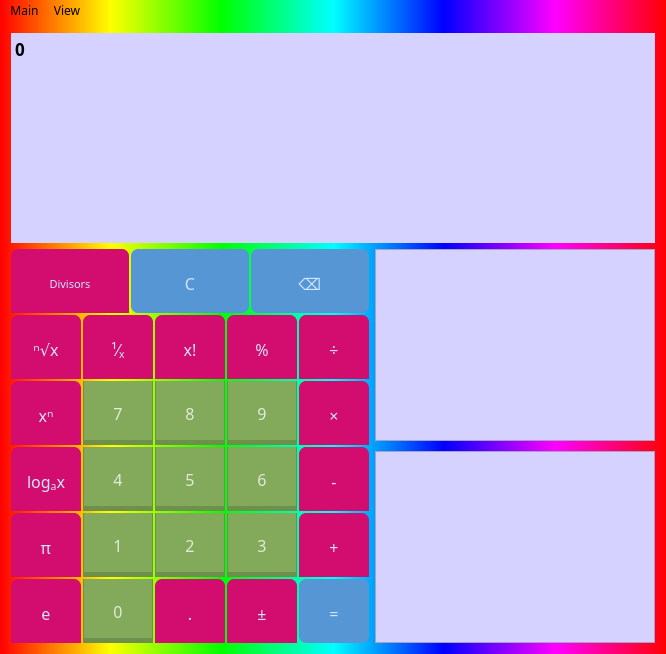
Old version of the form main.ui in the repository almax07082005/Calculator.
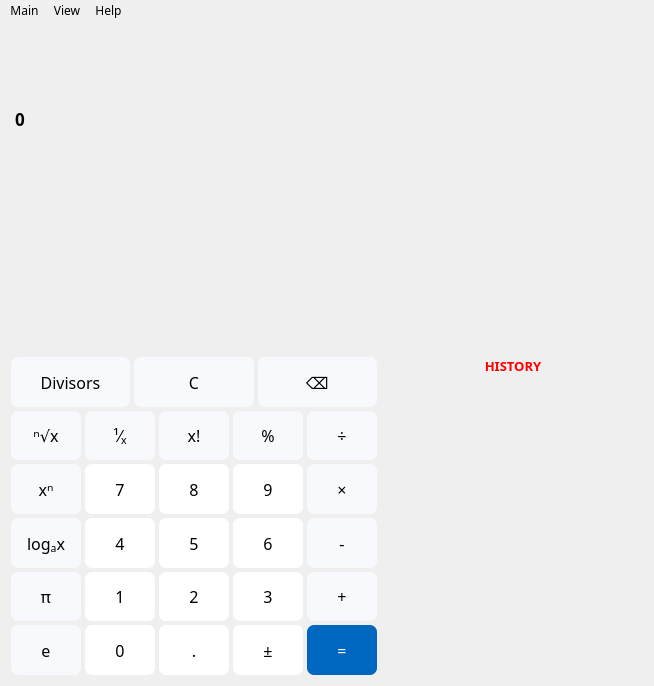
New version of the form.

```diff
--- a/main.ui
+++ b/main.ui
@@ -9,8 +9,8 @@
    <rect>
     <x>0</x>
     <y>0</y>
-    <width>666</width>
-    <height>654</height>
+    <width>654</width>
+    <height>686</height>
    </rect>
   </property>
   <property name="sizePolicy">
@@ -29,7 +29,7 @@
    <string>Calculator</string>
   </property>
   <property name="styleSheet">
-   <string notr="true">background-color: qlineargradient(spread:pad, x1:0, y1:0, x2:1, y2:0, stop:0 rgba(255, 0, 0, 255), stop:0.166 rgba(255, 255, 0, 255), stop:0.333 rgba(0, 255, 0, 255), stop:0.5 rgba(0, 255, 255, 255), stop:0.666 rgba(0, 0, 255, 255), stop:0.833 rgba(255, 0, 255, 255), stop:1 rgba(255, 0, 0, 255));</string>
+   <string notr="true"/>
   </property>
   <widget class="QWidget" name="centralwidget">
    <layout class="QGridLayout" name="gridLayout_2">
@@ -45,10 +45,135 @@
     <property name="bottomMargin">
      <number>11</number>
     </property>
+    <item row="1" column="1">
+     <layout class="QVBoxLayout" name="Aditional">
+      <property name="spacing">
+       <number>10</number>
+      </property>
+      <item>
+       <widget class="QLabel" name="label">
+        <property name="text">
+         <string>&lt;html&gt;&lt;head/&gt;&lt;body&gt;&lt;p align=&quot;center&quot;&gt;&lt;span style=&quot; font-weight:600; color:#ff0000;&quot;&gt;HISTORY&lt;/span&gt;&lt;/p&gt;&lt;/body&gt;&lt;/html&gt;</string>
+        </property>
+       </widget>
+      </item>
+      <item>
+       <widget class="QTextBrowser" name="history">
+        <property name="minimumSize">
+         <size>
+          <width>230</width>
+          <height>85</height>
+         </size>
+        </property>
+        <property name="styleSheet">
+         <string notr="true">background-color: rgb(240, 240, 240);
+border-style: none;</string>
+        </property>
+       </widget>
+      </item>
+     </layout>
+    </item>
+    <item row="0" column="0" colspan="2">
+     <layout class="QVBoxLayout" name="Main">
+      <property name="spacing">
+       <number>0</number>
+      </property>
+      <item>
+       <widget class="QTextBrowser" name="second_screen">
+        <property name="maximumSize">
+         <size>
+          <width>16777215</width>
+          <height>70</height>
+         </size>
+        </property>
+        <property name="font">
+         <font>
+          <family>Cascadia Mono</family>
+          <pointsize>10</pointsize>
+         </font>
+        </property>
+        <property name="styleSheet">
+         <string notr="true">background-color: rgb(240, 240, 240);
+border-style: none;
+color: rgb(100, 100, 100);</string>
+        </property>
+       </widget>
+      </item>
+      <item>
+       <widget class="QTextBrowser" name="screen">
+        <property name="sizePolicy">
+         <sizepolicy hsizetype="Expanding" vsizetype="MinimumExpanding">
+          <horstretch>0</horstretch>
+          <verstretch>0</verstretch>
+         </sizepolicy>
+        </property>
+        <property name="minimumSize">
+         <size>
+          <width>0</width>
+          <height>0</height>
+         </size>
+        </property>
+        <property name="font">
+         <font>
+          <family>Cascadia Mono</family>
+          <pointsize>13</pointsize>
+          <weight>75</weight>
+          <bold>true</bold>
+         </font>
+        </property>
+        <property name="cursor" stdset="0">
+         <cursorShape>ArrowCursor</cursorShape>
+        </property>
+        <property name="layoutDirection">
+         <enum>Qt::LeftToRight</enum>
+        </property>
+        <property name="autoFillBackground">
+         <bool>false</bool>
+        </property>
+        <property name="styleSheet">
+         <string notr="true">background-color: rgb(240, 240, 240);
+border-style: none;</string>
+        </property>
+        <property name="sizeAdjustPolicy">
+         <enum>QAbstractScrollArea::AdjustIgnored</enum>
+        </property>
+        <property name="readOnly">
+         <bool>true</bool>
+        </property>
+        <property name="html">
+         <string>&lt;!DOCTYPE HTML PUBLIC &quot;-//W3C//DTD HTML 4.0//EN&quot; &quot;http://www.w3.org/TR/REC-html40/strict.dtd&quot;&gt;
+&lt;html&gt;&lt;head&gt;&lt;meta name=&quot;qrichtext&quot; content=&quot;1&quot; /&gt;&lt;style type=&quot;text/css&quot;&gt;
+p, li { white-space: pre-wrap; }
+&lt;/style&gt;&lt;/head&gt;&lt;body style=&quot; font-family:'Cascadia Mono','Cascadia Mono'; font-size:13pt; font-weight:600; font-style:normal;&quot;&gt;
+&lt;p style=&quot; margin-top:0px; margin-bottom:0px; margin-left:0px; margin-right:0px; -qt-block-indent:0; text-indent:0px;&quot;&gt;&lt;span style=&quot; font-family:'Cascadia Mono';&quot;&gt;0&lt;/span&gt;&lt;/p&gt;&lt;/body&gt;&lt;/html&gt;</string>
+        </property>
+        <property name="tabStopWidth">
+         <number>80</number>
+        </property>
+       </widget>
+      </item>
+      <item>
+       <widget class="QLabel" name="errors">
+        <property name="font">
+         <font>
+          <family>Cascadia Mono</family>
+          <pointsize>9</pointsize>
+         </font>
+        </property>
+        <property name="styleSheet">
+         <string notr="true"/>
+        </property>
+        <property name="text">
+         <string/>
+        </property>
+       </widget>
+      </item>
+     </layout>
+    </item>
     <item row="1" column="0">
      <layout class="QVBoxLayout" name="Buttons">
       <property name="spacing">
-       <number>2</number>
+       <number>4</number>
       </property>
       <property name="sizeConstraint">
        <enum>QLayout::SetDefaultConstraint</enum>
@@ -59,7 +184,7 @@
       <item>
        <layout class="QHBoxLayout" name="horizontalLayout_2">
         <property name="spacing">
-         <number>2</number>
+         <number>4</number>
         </property>
         <item>
          <widget class="QPushButton" name="button_divisors">
@@ -90,7 +215,7 @@
           <property name="font">
            <font>
             <family>Cascadia Mono</family>
-            <pointsize>8</pointsize>
+            <pointsize>12</pointsize>
            </font>
           </property>
           <property name="toolTip">
@@ -98,13 +223,8 @@
           </property>
           <property name="styleSheet">
            <string notr="true">QPushButton {
-	background-color: rgb(211, 12, 112);
-	border: none;
-	padding-top: 5px;
-	color: rgb(205, 231, 255);
+	background-color: rgb(248, 249, 252);
 	border-radius: 7px;
-	border-bottom-left-radius: 0px;
-	border-bottom-right-radius: 0px;
 }
 QPushButton:hover {
 	background-color: rgb(227, 12, 123);
@@ -161,10 +281,7 @@
           </property>
           <property name="styleSheet">
            <string notr="true">QPushButton {
-	background-color: rgb(87, 150, 212);
-	border: none;
-	padding-top: 5px;
-	color: rgb(205, 231, 255);
+	background-color: rgb(248, 249, 252);
 	border-radius: 7px;
 }
 QPushButton:hover {
@@ -219,10 +336,7 @@
           </property>
           <property name="styleSheet">
            <string notr="true">QPushButton {
-	background-color: rgb(87, 150, 212);
-	border: none;
-	padding-top: 5px;
-	color: rgb(205, 231, 255);
+	background-color: rgb(248, 249, 252);
 	border-radius: 7px;
 }
 QPushButton:hover {
@@ -245,7 +359,7 @@
       <item>
        <layout class="QHBoxLayout" name="horizontalLayout_7">
         <property name="spacing">
-         <number>2</number>
+         <number>4</number>
         </property>
         <item>
          <widget class="QPushButton" name="button_root">
@@ -284,13 +398,8 @@
           </property>
           <property name="styleSheet">
            <string notr="true">QPushButton {
-	background-color: rgb(211, 12, 112);
-	border: none;
-	padding-top: 5px;
-	color: rgb(205, 231, 255);
+	background-color: rgb(248, 249, 252);
 	border-radius: 7px;
-	border-bottom-left-radius: 0px;
-	border-bottom-right-radius: 0px;
 }
 QPushButton:hover {
 	background-color: rgb(227, 12, 123);
@@ -344,13 +453,8 @@
           </property>
           <property name="styleSheet">
            <string notr="true">QPushButton {
-	background-color: rgb(211, 12, 112);
-	border: none;
-	padding-top: 5px;
-	color: rgb(205, 231, 255);
+	background-color: rgb(248, 249, 252);
 	border-radius: 7px;
-	border-bottom-left-radius: 0px;
-	border-bottom-right-radius: 0px;
 }
 QPushButton:hover {
 	background-color: rgb(227, 12, 123);
@@ -404,13 +508,8 @@
           </property>
           <property name="styleSheet">
            <string notr="true">QPushButton {
-	background-color: rgb(211, 12, 112);
-	border: none;
-	padding-top: 5px;
-	color: rgb(205, 231, 255);
+	background-color: rgb(248, 249, 252);
 	border-radius: 7px;
-	border-bottom-left-radius: 0px;
-	border-bottom-right-radius: 0px;
 }
 QPushButton:hover {
 	background-color: rgb(227, 12, 123);
@@ -464,13 +563,8 @@
           </property>
           <property name="styleSheet">
            <string notr="true">QPushButton {
-	background-color: rgb(211, 12, 112);
-	border: none;
-	padding-top: 5px;
-	color: rgb(205, 231, 255);
+	background-color: rgb(248, 249, 252);
 	border-radius: 7px;
-	border-bottom-left-radius: 0px;
-	border-bottom-right-radius: 0px;
 }
 QPushButton:hover {
 	background-color: rgb(227, 12, 123);
@@ -524,13 +618,8 @@
           </property>
           <property name="styleSheet">
            <string notr="true">QPushButton {
-	background-color: rgb(211, 12, 112);
-	border: none;
-	padding-top: 5px;
-	color: rgb(205, 231, 255);
+	background-color: rgb(248, 249, 252);
 	border-radius: 7px;
-	border-bottom-left-radius: 0px;
-	border-bottom-right-radius: 0px;
 }
 QPushButton:hover {
 	background-color: rgb(227, 12, 123);
@@ -552,7 +641,7 @@
       <item>
        <layout class="QHBoxLayout" name="horizontalLayout_6">
         <property name="spacing">
-         <number>2</number>
+         <number>4</number>
         </property>
         <item>
          <widget class="QPushButton" name="button_pow">
@@ -591,13 +680,8 @@
           </property>
           <property name="styleSheet">
            <string notr="true">QPushButton {
-	background-color: rgb(211, 12, 112);
-	border: none;
-	padding-top: 5px;
-	color: rgb(205, 231, 255);
+	background-color: rgb(248, 249, 252);
 	border-radius: 7px;
-	border-bottom-left-radius: 0px;
-	border-bottom-right-radius: 0px;
 }
 QPushButton:hover {
 	background-color: rgb(227, 12, 123);
@@ -648,13 +732,8 @@
           </property>
           <property name="styleSheet">
            <string notr="true">QPushButton {
-	background-color: rgb(130, 170, 90);
-	border: none;
-	padding-top: 5px;
-	color: rgb(226, 234, 216);
-	border-left: 1px solid rgb(110, 144, 76);
-	border-right: 1px solid rgb(110, 144, 76);
-	border-bottom: 5px solid rgb(110, 144, 76);
+	background-color: rgb(255, 255, 255);
+	border-radius: 7px;
 }
 QPushButton:hover {
 	background-color: rgb(138, 181, 96);
@@ -713,13 +792,8 @@
           </property>
           <property name="styleSheet">
            <string notr="true">QPushButton {
-	background-color: rgb(130, 170, 90);
-	border: none;
-	padding-top: 5px;
-	color: rgb(226, 234, 216);
-	border-left: 1px solid rgb(110, 144, 76);
-	border-right: 1px solid rgb(110, 144, 76);
-	border-bottom: 5px solid rgb(110, 144, 76);
+	background-color: rgb(255, 255, 255);
+	border-radius: 7px;
 }
 QPushButton:hover {
 	background-color: rgb(138, 181, 96);
@@ -778,13 +852,8 @@
           </property>
           <property name="styleSheet">
            <string notr="true">QPushButton {
-	background-color: rgb(130, 170, 90);
-	border: none;
-	padding-top: 5px;
-	color: rgb(226, 234, 216);
-	border-left: 1px solid rgb(110, 144, 76);
-	border-right: 1px solid rgb(110, 144, 76);
-	border-bottom: 5px solid rgb(110, 144, 76);
+	background-color: rgb(255, 255, 255);
+	border-radius: 7px;
 }
 QPushButton:hover {
 	background-color: rgb(138, 181, 96);
@@ -846,13 +915,8 @@
           </property>
           <property name="styleSheet">
            <string notr="true">QPushButton {
-	background-color: rgb(211, 12, 112);
-	border: none;
-	padding-top: 5px;
-	color: rgb(205, 231, 255);
+	background-color: rgb(248, 249, 252);
 	border-radius: 7px;
-	border-bottom-left-radius: 0px;
-	border-bottom-right-radius: 0px;
 }
 QPushButton:hover {
 	background-color: rgb(227, 12, 123);
@@ -874,7 +938,7 @@
       <item>
        <layout class="QHBoxLayout" name="horizontalLayout_8">
         <property name="spacing">
-         <number>2</number>
+         <number>4</number>
         </property>
         <item>
          <widget class="QPushButton" name="button_log">
@@ -913,13 +977,8 @@
           </property>
           <property name="styleSheet">
            <string notr="true">QPushButton {
-	background-color: rgb(211, 12, 112);
-	border: none;
-	padding-top: 5px;
-	color: rgb(205, 231, 255);
+	background-color: rgb(248, 249, 252);
 	border-radius: 7px;
-	border-bottom-left-radius: 0px;
-	border-bottom-right-radius: 0px;
 }
 QPushButton:hover {
 	background-color: rgb(227, 12, 123);
@@ -970,13 +1029,8 @@
           </property>
           <property name="styleSheet">
            <string notr="true">QPushButton {
-	background-color: rgb(130, 170, 90);
-	border: none;
-	padding-top: 5px;
-	color: rgb(226, 234, 216);
-	border-left: 1px solid rgb(110, 144, 76);
-	border-right: 1px solid rgb(110, 144, 76);
-	border-bottom: 5px solid rgb(110, 144, 76);
+	background-color: rgb(255, 255, 255);
+	border-radius: 7px;
 }
 QPushButton:hover {
 	background-color: rgb(138, 181, 96);
@@ -1035,13 +1089,8 @@
           </property>
           <property name="styleSheet">
            <string notr="true">QPushButton {
-	background-color: rgb(130, 170, 90);
-	border: none;
-	padding-top: 5px;
-	color: rgb(226, 234, 216);
-	border-left: 1px solid rgb(110, 144, 76);
-	border-right: 1px solid rgb(110, 144, 76);
-	border-bottom: 5px solid rgb(110, 144, 76);
+	background-color: rgb(255, 255, 255);
+	border-radius: 7px;
 }
 QPushButton:hover {
 	background-color: rgb(138, 181, 96);
@@ -1100,13 +1149,8 @@
           </property>
           <property name="styleSheet">
            <string notr="true">QPushButton {
-	background-color: rgb(130, 170, 90);
-	border: none;
-	padding-top: 5px;
-	color: rgb(226, 234, 216);
-	border-left: 1px solid rgb(110, 144, 76);
-	border-right: 1px solid rgb(110, 144, 76);
-	border-bottom: 5px solid rgb(110, 144, 76);
+	background-color: rgb(255, 255, 255);
+	border-radius: 7px;
 }
 QPushButton:hover {
 	background-color: rgb(138, 181, 96);
@@ -1168,13 +1212,8 @@
           </property>
           <property name="styleSheet">
            <string notr="true">QPushButton {
-	background-color: rgb(211, 12, 112);
-	border: none;
-	padding-top: 5px;
-	color: rgb(205, 231, 255);
+	background-color: rgb(248, 249, 252);
 	border-radius: 7px;
-	border-bottom-left-radius: 0px;
-	border-bottom-right-radius: 0px;
 }
 QPushButton:hover {
 	background-color: rgb(227, 12, 123);
@@ -1196,7 +1235,7 @@
       <item>
        <layout class="QHBoxLayout" name="horizontalLayout_5">
         <property name="spacing">
-         <number>2</number>
+         <number>4</number>
         </property>
         <item>
          <widget class="QPushButton" name="button_pi">
@@ -1235,13 +1274,8 @@
           </property>
           <property name="styleSheet">
            <string notr="true">QPushButton {
-	background-color: rgb(211, 12, 112);
-	border: none;
-	padding-top: 5px;
-	color: rgb(205, 231, 255);
+	background-color: rgb(248, 249, 252);
 	border-radius: 7px;
-	border-bottom-left-radius: 0px;
-	border-bottom-right-radius: 0px;
 }
 QPushButton:hover {
 	background-color: rgb(227, 12, 123);
@@ -1292,13 +1326,8 @@
           </property>
           <property name="styleSheet">
            <string notr="true">QPushButton {
-	background-color: rgb(130, 170, 90);
-	border: none;
-	padding-top: 5px;
-	color: rgb(226, 234, 216);
-	border-left: 1px solid rgb(110, 144, 76);
-	border-right: 1px solid rgb(110, 144, 76);
-	border-bottom: 5px solid rgb(110, 144, 76);
+	background-color: rgb(255, 255, 255);
+	border-radius: 7px;
 }
 QPushButton:hover {
 	background-color: rgb(138, 181, 96);
@@ -1357,13 +1386,8 @@
           </property>
           <property name="styleSheet">
            <string notr="true">QPushButton {
-	background-color: rgb(130, 170, 90);
-	border: none;
-	padding-top: 5px;
-	color: rgb(226, 234, 216);
-	border-left: 1px solid rgb(110, 144, 76);
-	border-right: 1px solid rgb(110, 144, 76);
-	border-bottom: 5px solid rgb(110, 144, 76);
+	background-color: rgb(255, 255, 255);
+	border-radius: 7px;
 }
 QPushButton:hover {
 	background-color: rgb(138, 181, 96);
@@ -1422,13 +1446,8 @@
           </property>
           <property name="styleSheet">
            <string notr="true">QPushButton {
-	background-color: rgb(130, 170, 90);
-	border: none;
-	padding-top: 5px;
-	color: rgb(226, 234, 216);
-	border-left: 1px solid rgb(110, 144, 76);
-	border-right: 1px solid rgb(110, 144, 76);
-	border-bottom: 5px solid rgb(110, 144, 76);
+	background-color: rgb(255, 255, 255);
+	border-radius: 7px;
 }
 QPushButton:hover {
 	background-color: rgb(138, 181, 96);
@@ -1490,13 +1509,8 @@
           </property>
           <property name="styleSheet">
            <string notr="true">QPushButton {
-	background-color: rgb(211, 12, 112);
-	border: none;
-	padding-top: 5px;
-	color: rgb(205, 231, 255);
+	background-color: rgb(248, 249, 252);
 	border-radius: 7px;
-	border-bottom-left-radius: 0px;
-	border-bottom-right-radius: 0px;
 }
 QPushButton:hover {
 	background-color: rgb(227, 12, 123);
@@ -1518,7 +1532,7 @@
       <item>
        <layout class="QHBoxLayout" name="horizontalLayout_4">
         <property name="spacing">
-         <number>2</number>
+         <number>4</number>
         </property>
         <item>
          <widget class="QPushButton" name="button_e">
@@ -1557,13 +1571,8 @@
           </property>
           <property name="styleSheet">
            <string notr="true">QPushButton {
-	background-color: rgb(211, 12, 112);
-	border: none;
-	padding-top: 5px;
-	color: rgb(205, 231, 255);
+	background-color: rgb(248, 249, 252);
 	border-radius: 7px;
-	border-bottom-left-radius: 0px;
-	border-bottom-right-radius: 0px;
 }
 QPushButton:hover {
 	background-color: rgb(227, 12, 123);
@@ -1614,13 +1623,8 @@
           </property>
           <property name="styleSheet">
            <string notr="true">QPushButton {
-	background-color: rgb(130, 170, 90);
-	border: none;
-	padding-top: 5px;
-	color: rgb(226, 234, 216);
-	border-left: 1px solid rgb(110, 144, 76);
-	border-right: 1px solid rgb(110, 144, 76);
-	border-bottom: 5px solid rgb(110, 144, 76);
+	background-color: rgb(255, 255, 255);
+	border-radius: 7px;
 }
 QPushButton:hover {
 	background-color: rgb(138, 181, 96);
@@ -1682,13 +1686,8 @@
           </property>
           <property name="styleSheet">
            <string notr="true">QPushButton {
-	background-color: rgb(211, 12, 112);
-	border: none;
-	padding-top: 5px;
-	color: rgb(205, 231, 255);
+	background-color: rgb(255, 255, 255);
 	border-radius: 7px;
-	border-bottom-left-radius: 0px;
-	border-bottom-right-radius: 0px;
 }
 QPushButton:hover {
 	background-color: rgb(227, 12, 123);
@@ -1742,13 +1741,8 @@
           </property>
           <property name="styleSheet">
            <string notr="true">QPushButton {
-	background-color: rgb(211, 12, 112);
-	border: none;
-	padding-top: 5px;
-	color: rgb(205, 231, 255);
+	background-color: rgb(255, 255, 255);
 	border-radius: 7px;
-	border-bottom-left-radius: 0px;
-	border-bottom-right-radius: 0px;
 }
 QPushButton:hover {
 	background-color: rgb(227, 12, 123);
@@ -1802,10 +1796,8 @@
           </property>
           <property name="styleSheet">
            <string notr="true">QPushButton {
-	background-color: rgb(87, 150, 212);
-	border: none;
-	padding-top: 5px;
-	color: rgb(205, 231, 255);
+	background-color: rgb(0, 103, 192);
+	color: rgb(255, 255, 255);
 	border-radius: 7px;
 }
 QPushButton:hover {
@@ -1827,151 +1819,6 @@
       </item>
      </layout>
     </item>
-    <item row="1" column="1">
-     <layout class="QVBoxLayout" name="Aditional">
-      <property name="spacing">
-       <number>10</number>
-      </property>
-      <item>
-       <widget class="QTextBrowser" name="second_screen">
-        <property name="sizePolicy">
-         <sizepolicy hsizetype="Expanding" vsizetype="Expanding">
-          <horstretch>0</horstretch>
-          <verstretch>0</verstretch>
-         </sizepolicy>
-        </property>
-        <property name="minimumSize">
-         <size>
-          <width>200</width>
-          <height>85</height>
-         </size>
-        </property>
-        <property name="font">
-         <font>
-          <family>Cascadia Mono</family>
-          <pointsize>10</pointsize>
-          <weight>75</weight>
-          <bold>true</bold>
-         </font>
-        </property>
-        <property name="cursor" stdset="0">
-         <cursorShape>ArrowCursor</cursorShape>
-        </property>
-        <property name="styleSheet">
-         <string notr="true">background-color: rgb(213, 210, 255);
-color: rgb(113, 113, 113);</string>
-        </property>
-       </widget>
-      </item>
-      <item>
-       <widget class="QTextBrowser" name="history">
-        <property name="sizePolicy">
-         <sizepolicy hsizetype="Expanding" vsizetype="Expanding">
-          <horstretch>0</horstretch>
-          <verstretch>0</verstretch>
-         </sizepolicy>
-        </property>
-        <property name="minimumSize">
-         <size>
-          <width>200</width>
-          <height>85</height>
-         </size>
-        </property>
-        <property name="font">
-         <font>
-          <family>Cascadia Mono</family>
-          <pointsize>11</pointsize>
-          <weight>75</weight>
-          <bold>true</bold>
-         </font>
-        </property>
-        <property name="cursor" stdset="0">
-         <cursorShape>ArrowCursor</cursorShape>
-        </property>
-        <property name="styleSheet">
-         <string notr="true">background-color: rgb(213, 210, 255);</string>
-        </property>
-       </widget>
-      </item>
-     </layout>
-    </item>
-    <item row="0" column="0" colspan="2">
-     <layout class="QVBoxLayout" name="verticalLayout">
-      <property name="spacing">
-       <number>0</number>
-      </property>
-      <item>
-       <widget class="QTextBrowser" name="screen">
-        <property name="sizePolicy">
-         <sizepolicy hsizetype="Expanding" vsizetype="MinimumExpanding">
-          <horstretch>0</horstretch>
-          <verstretch>0</verstretch>
-         </sizepolicy>
-        </property>
-        <property name="minimumSize">
-         <size>
-          <width>0</width>
-          <height>0</height>
-         </size>
-        </property>
-        <property name="font">
-         <font>
-          <family>Cascadia Mono</family>
-          <pointsize>13</pointsize>
-          <weight>75</weight>
-          <bold>true</bold>
-         </font>
-        </property>
-        <property name="cursor" stdset="0">
-         <cursorShape>ArrowCursor</cursorShape>
-        </property>
-        <property name="layoutDirection">
-         <enum>Qt::LeftToRight</enum>
-        </property>
-        <property name="autoFillBackground">
-         <bool>false</bool>
-        </property>
-        <property name="styleSheet">
-         <string notr="true">background-color: rgb(213, 210, 255);
-border-style: none;
-border-width: 0px;</string>
-        </property>
-        <property name="sizeAdjustPolicy">
-         <enum>QAbstractScrollArea::AdjustIgnored</enum>
-        </property>
-        <property name="readOnly">
-         <bool>true</bool>
-        </property>
-        <property name="html">
-         <string>&lt;!DOCTYPE HTML PUBLIC &quot;-//W3C//DTD HTML 4.0//EN&quot; &quot;http://www.w3.org/TR/REC-html40/strict.dtd&quot;&gt;
-&lt;html&gt;&lt;head&gt;&lt;meta name=&quot;qrichtext&quot; content=&quot;1&quot; /&gt;&lt;style type=&quot;text/css&quot;&gt;
-p, li { white-space: pre-wrap; }
-&lt;/style&gt;&lt;/head&gt;&lt;body style=&quot; font-family:'Cascadia Mono'; font-size:13pt; font-weight:600; font-style:normal;&quot;&gt;
-&lt;p style=&quot; margin-top:0px; margin-bottom:0px; margin-left:0px; margin-right:0px; -qt-block-indent:0; text-indent:0px;&quot;&gt;0&lt;/p&gt;&lt;/body&gt;&lt;/html&gt;</string>
-        </property>
-        <property name="tabStopWidth">
-         <number>80</number>
-        </property>
-       </widget>
-      </item>
-      <item>
-       <widget class="QLabel" name="errors">
-        <property name="font">
-         <font>
-          <family>Cascadia Mono</family>
-          <pointsize>9</pointsize>
-         </font>
-        </property>
-        <property name="styleSheet">
-         <string notr="true">background-color: rgb(213, 210, 255);</string>
-        </property>
-        <property name="text">
-         <string/>
-        </property>
-       </widget>
-      </item>
-     </layout>
-    </item>
    </layout>
   </widget>
   <widget class="QMenuBar" name="menuBar">
@@ -1979,7 +1826,7 @@
     <rect>
      <x>0</x>
      <y>0</y>
-     <width>666</width>
+     <width>654</width>
      <height>26</height>
     </rect>
    </property>
@@ -1989,6 +1836,9 @@
      <pointsize>9</pointsize>
     </font>
    </property>
+   <property name="styleSheet">
+    <string notr="true">background-color: rgb(240, 240, 240);</string>
+   </property>
    <widget class="QMenu" name="menuMain">
     <property name="font">
      <font>
@@ -2033,8 +1883,24 @@
     <addaction name="separator"/>
     <addaction name="shortcuts"/>
    </widget>
+   <widget class="QMenu" name="menuHelp">
+    <property name="font">
+     <font>
+      <family>Cascadia Mono</family>
+     </font>
+    </property>
+    <property name="styleSheet">
+     <string notr="true">selection-background-color: rgb(129, 164, 246);</string>
+    </property>
+    <property name="title">
+     <string>Help</string>
+    </property>
+    <addaction name="documentation"/>
+    <addaction name="question"/>
+   </widget>
    <addaction name="menuMain"/>
    <addaction name="menuView"/>
+   <addaction name="menuHelp"/>
   </widget>
   <action name="actionClear_history">
    <property name="text">
```
Left out of the diff: 254 changed lines with no effect on the pictures.
